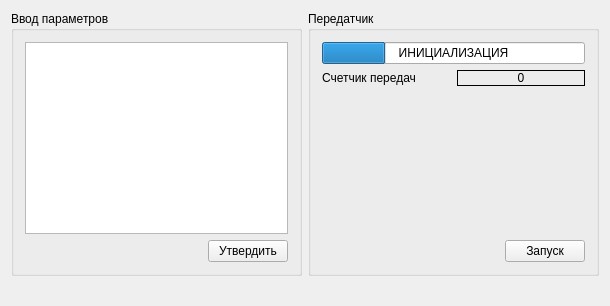
ReCursia/Imitator, file View/mainwindow.ui: the form before one commit.
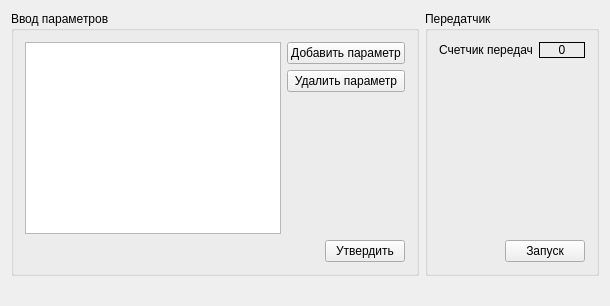
The form after the commit.

Patch:
```diff
--- a/View/mainwindow.ui
+++ b/View/mainwindow.ui
@@ -36,19 +36,70 @@
        <string>Ввод параметров</string>
       </property>
       <layout class="QVBoxLayout" name="verticalLayout_2">
-       <item>
-        <widget class="QListWidget" name="listWidget"/>
-       </item>
        <item>
         <layout class="QHBoxLayout" name="horizontalLayout_5">
          <item>
-          <spacer name="horizontalSpacer_3">
+          <widget class="QListWidget" name="listWidget">
+           <property name="sizePolicy">
+            <sizepolicy hsizetype="Minimum" vsizetype="Expanding">
+             <horstretch>0</horstretch>
+             <verstretch>0</verstretch>
+            </sizepolicy>
+           </property>
+          </widget>
+         </item>
+         <item>
+          <layout class="QVBoxLayout" name="verticalLayout_3">
+           <item>
+            <widget class="QPushButton" name="addButton">
+             <property name="sizePolicy">
+              <sizepolicy hsizetype="Minimum" vsizetype="Minimum">
+               <horstretch>0</horstretch>
+               <verstretch>0</verstretch>
+              </sizepolicy>
+             </property>
+             <property name="text">
+              <string>Добавить параметр</string>
+             </property>
+            </widget>
+           </item>
+           <item>
+            <widget class="QPushButton" name="deleteButton">
+             <property name="sizePolicy">
+              <sizepolicy hsizetype="Minimum" vsizetype="Minimum">
+               <horstretch>0</horstretch>
+               <verstretch>0</verstretch>
+              </sizepolicy>
+             </property>
+             <property name="text">
+              <string>Удалить параметр</string>
+             </property>
+            </widget>
+           </item>
+           <item>
+            <spacer name="verticalSpacer_2">
+             <property name="orientation">
+              <enum>Qt::Vertical</enum>
+             </property>
+             <property name="sizeHint" stdset="0">
+              <size>
+               <width>20</width>
+               <height>40</height>
+              </size>
+             </property>
+            </spacer>
+           </item>
+          </layout>
+         </item>
+        </layout>
+       </item>
+       <item>
+        <layout class="QHBoxLayout" name="horizontalLayout_6">
+         <item>
+          <spacer name="horizontalSpacer_2">
            <property name="orientation">
             <enum>Qt::Horizontal</enum>
            </property>
-           <property name="sizeType">
-            <enum>QSizePolicy::Expanding</enum>
-           </property>
            <property name="sizeHint" stdset="0">
             <size>
              <width>40</width>
@@ -81,28 +132,6 @@
        <string>Передатчик</string>
       </property>
       <layout class="QVBoxLayout" name="verticalLayout">
-       <item>
-        <widget class="QProgressBar" name="progressBar">
-         <property name="maximum">
-          <number>100</number>
-         </property>
-         <property name="value">
-          <number>24</number>
-         </property>
-         <property name="alignment">
-          <set>Qt::AlignLeading|Qt::AlignLeft|Qt::AlignVCenter</set>
-         </property>
-         <property name="invertedAppearance">
-          <bool>false</bool>
-         </property>
-         <property name="textDirection">
-          <enum>QProgressBar::TopToBottom</enum>
-         </property>
-         <property name="format">
-          <string>ИНИЦИАЛИЗАЦИЯ</string>
-         </property>
-        </widget>
-       </item>
        <item>
         <layout class="QHBoxLayout" name="horizontalLayout_2">
          <item>
```
